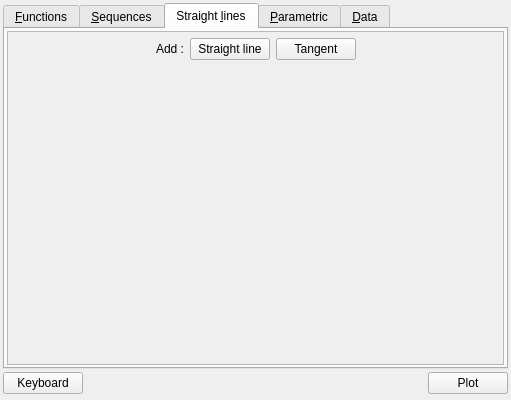
The window that Windows/mathobjectsinput.ui (AdelKS/ZeGrapher) describes before a commit, drawn with Qt 5.
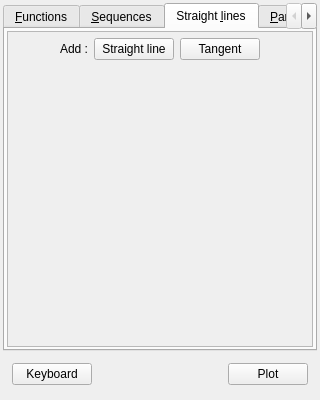
The same window after the commit. The open tabs and pages were chosen to show the change. Icons and pictures are not drawn.

```diff
--- a/Windows/mathobjectsinput.ui
+++ b/Windows/mathobjectsinput.ui
@@ -6,7 +6,7 @@
    <rect>
     <x>0</x>
     <y>0</y>
-    <width>511</width>
+    <width>320</width>
     <height>400</height>
    </rect>
   </property>
@@ -54,7 +54,7 @@
    <item>
     <widget class="QTabWidget" name="tabWidget">
      <property name="sizePolicy">
-      <sizepolicy hsizetype="Expanding" vsizetype="Expanding">
+      <sizepolicy hsizetype="Preferred" vsizetype="Preferred">
        <horstretch>0</horstretch>
        <verstretch>0</verstretch>
       </sizepolicy>
@@ -349,6 +349,12 @@
        </property>
        <item>
         <widget class="QScrollArea" name="scrollArea_3">
+         <property name="sizePolicy">
+          <sizepolicy hsizetype="Preferred" vsizetype="Preferred">
+           <horstretch>0</horstretch>
+           <verstretch>0</verstretch>
+          </sizepolicy>
+         </property>
          <property name="frameShape">
           <enum>QFrame::NoFrame</enum>
          </property>
@@ -360,7 +366,7 @@
            <rect>
             <x>0</x>
             <y>0</y>
-            <width>497</width>
+            <width>306</width>
             <height>322</height>
            </rect>
           </property>
@@ -390,7 +396,7 @@
                <rect>
                 <x>0</x>
                 <y>0</y>
-                <width>495</width>
+                <width>304</width>
                 <height>320</height>
                </rect>
               </property>
@@ -861,6 +867,7 @@
     </widget>
    </item>
    <item>
+    <widget class="QWidget" name="widget_2" native="true">
     <layout class="QHBoxLayout" name="horizontalLayout">
      <item>
       <widget class="QPushButton" name="keyboardButton">
@@ -908,6 +915,7 @@
       </widget>
      </item>
     </layout>
+    </widget>
    </item>
    <item>
     <widget class="QWidget" name="widget" native="true">
```
Left out of the diff: 30 changed lines with no effect on the pictures. Lines whose indentation alone changed are shown as unchanged.
